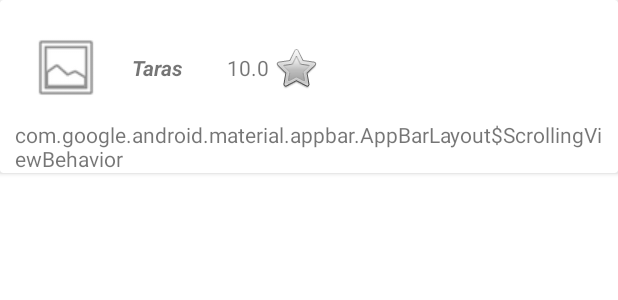
After one commit to dyshko-taras/study_movies-83-103, an Android app: the layout review_item.xml on its own in the app's theme, with its tools: preview values and no code run, on a phone screen of 412 x 824 dp. The commit adds this screen. Shown: the top 300 px of the screen. Run offline under Robolectric (Android 15) with nearby library versions, the phone set to English and light mode, and no system bars; network calls fail.

Commit message:
Lesson #98 load reviews

```diff
--- a/app/src/main/java/com/dyshkotaras/movies/ApiService.java
+++ b/app/src/main/java/com/dyshkotaras/movies/ApiService.java
@@ -16,4 +16,9 @@ public interface ApiService {
 
     @GET("movie/{id}/videos?api_key=68cea46f5752df5e407a4dccf82c1522&language=en-US")
     Single<TrailerList> loadTrailers(@Path("id") int id);
+
+    @GET("movie/{id}/reviews?api_key=68cea46f5752df5e407a4dccf82c1522&language=en-US&page=1")
+    Single<ReviewList> loadReviews(@Path("id") int id);
+
+
 }
--- a/app/src/main/java/com/dyshkotaras/movies/Trailer.java
+++ b/app/src/main/java/com/dyshkotaras/movies/Trailer.java
@@ -28,13 +28,15 @@ public class Trailer {
     @NonNull
     @Override
     public String toString() {
-        return "MovieVideos{" +
+        return "Trailer{" +
                 "name='" + name + '\'' +
                 ", type='" + type + '\'' +
                 ", site='" + site + '\'' +
                 ", key='" + key + '\'' +
                 '}';
     }
+
+
 
     public String getName() {
         return name;
--- /dev/null
+++ b/app/src/main/res/layout/review_item.xml
@@ -0,0 +1,66 @@
+<?xml version="1.0" encoding="utf-8"?>
+<androidx.cardview.widget.CardView xmlns:android="http://schemas.android.com/apk/res/android"
+    xmlns:app="http://schemas.android.com/apk/res-auto"
+    xmlns:tools="http://schemas.android.com/tools"
+    android:layout_width="match_parent"
+    android:layout_height="wrap_content">
+
+    <androidx.constraintlayout.widget.ConstraintLayout
+        android:id="@+id/constraintLayout"
+        android:layout_width="match_parent"
+        android:layout_height="wrap_content">
+
+
+        <ImageView
+            android:id="@+id/avatarReviewImageView"
+            android:layout_width="48dp"
+            android:layout_height="50dp"
+            android:layout_margin="20dp"
+            android:src="@android:drawable/ic_menu_gallery"
+            app:layout_constraintStart_toStartOf="@id/constraintLayout"
+            app:layout_constraintTop_toTopOf="@id/constraintLayout"
+            android:contentDescription="@null" />
+
+        <TextView
+            android:id="@+id/nameReviewTextView"
+            android:layout_width="wrap_content"
+            android:layout_height="wrap_content"
+            android:layout_margin="20dp"
+            android:textStyle="italic|bold"
+            app:layout_constraintStart_toEndOf="@id/avatarReviewImageView"
+            app:layout_constraintTop_toTopOf="@id/avatarReviewImageView"
+            app:layout_constraintBottom_toBottomOf="@id/avatarReviewImageView"
+            tools:text="Taras"/>
+
+        <TextView
+            android:id="@+id/ratingReviewTextView"
+            android:layout_width="wrap_content"
+            android:layout_height="wrap_content"
+            android:layout_marginStart="30dp"
+            app:layout_constraintBottom_toBottomOf="@+id/nameReviewTextView"
+            app:layout_constraintStart_toEndOf="@+id/nameReviewTextView"
+            app:layout_constraintTop_toTopOf="@+id/nameReviewTextView"
+            tools:text="10.0" />
+
+        <ImageView
+            android:layout_width="wrap_content"
+            android:layout_height="wrap_content"
+            android:src="@android:drawable/btn_star"
+            android:layout_marginStart="2dp"
+            app:layout_constraintStart_toEndOf="@+id/ratingReviewTextView"
+            app:layout_constraintTop_toTopOf="@id/ratingReviewTextView"
+            app:layout_constraintBottom_toBottomOf="@id/ratingReviewTextView"
+            android:contentDescription="@null" />
+
+        <TextView
+            android:layout_width="match_parent"
+            android:id="@+id/textReviewTextView"
+            android:layout_height="wrap_content"
+            android:layout_margin="10dp"
+            app:layout_constraintTop_toBottomOf="@id/avatarReviewImageView"
+            tools:text="@string/appbar_scrolling_view_behavior" />
+
+
+    </androidx.constraintlayout.widget.ConstraintLayout>
+
+</androidx.cardview.widget.CardView>
```
Also changed, not shown: app/src/main/java/com/dyshkotaras/movies/AuthorDetails.java (added, +30 -0 lines), app/src/main/java/com/dyshkotaras/movies/MovieDetailActivity.java (+15 -8 lines), app/src/main/java/com/dyshkotaras/movies/MovieDetailViewModel.java (+39 -10 lines), app/src/main/java/com/dyshkotaras/movies/Review.java (added, +44 -0 lines), app/src/main/java/com/dyshkotaras/movies/ReviewList.java (added, +21 -0 lines).
